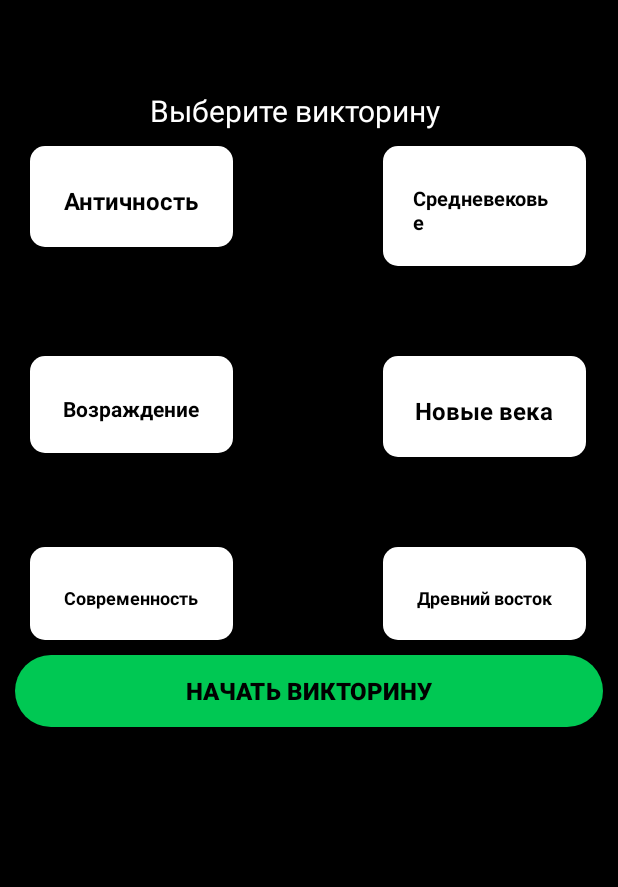
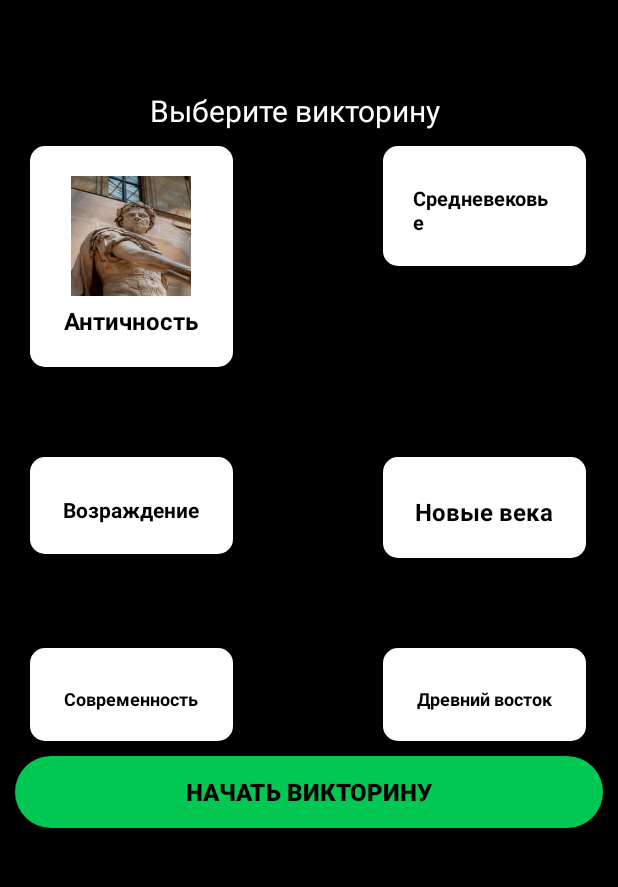
Before and after one commit to AramNalbandyan1/QuizGame, an Android app: the screen it shows after launch (MainActivity), on a phone screen of 412 x 824 dp, the part 84-971 px from its top. Run offline under Robolectric (Android 15) with nearby library versions, the phone set to English and light mode, and no system bars.

Commit message:
Version 0.0.2

```diff
--- a/app/src/main/res/layout/activity_main.xml
+++ b/app/src/main/res/layout/activity_main.xml
@@ -44,10 +44,10 @@
             android:layout_marginEnd="50dp"
             android:background="@drawable/round_back_white10">
 
-           <!-- <ImageView
+            <ImageView
                 android:layout_width="80dp"
                 android:layout_height="80dp"
-                android:src="@drawable/ancient_world_image"/>-->
+                android:src="@drawable/ancient_world_image_optimized"/>
 
             <TextView
                 android:layout_width="wrap_content"
```
Also changed, not shown: app/src/main/res/drawable/ancient_world_image_optimized.jpg (added).
